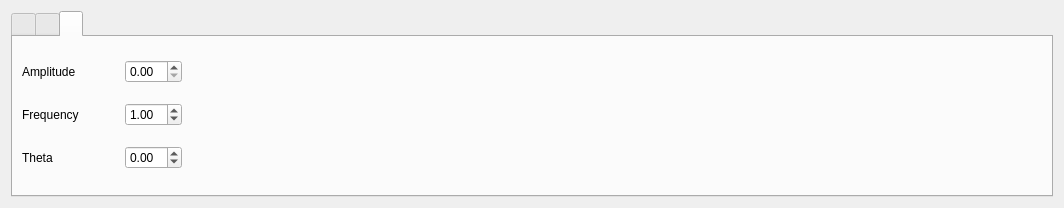
Above: src/gui/ec_gui/src/component/slider/wave_widget.ui from Advanced-Robotics-Facility/ecat-client-advr before the change. Below: the same form after it.
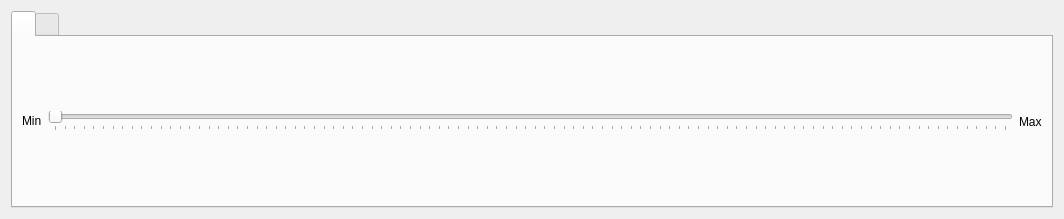
That is the form after the change. The open tabs and pages were chosen to show the change. Icons and pictures are not drawn.

Commit message: Added oscilloscope tab.

```diff
--- a/src/gui/ec_gui/src/component/slider/wave_widget.ui
+++ b/src/gui/ec_gui/src/component/slider/wave_widget.ui
@@ -7,7 +7,7 @@
     <x>0</x>
     <y>0</y>
     <width>1064</width>
-    <height>208</height>
+    <height>219</height>
    </rect>
   </property>
   <property name="sizePolicy">
@@ -64,8 +64,8 @@
          </property>
          <property name="iconSize">
           <size>
-           <width>60</width>
-           <height>60</height>
+           <width>70</width>
+           <height>50</height>
           </size>
          </property>
          <widget class="QWidget" name="tab_3">
@@ -362,252 +362,35 @@
             </layout>
            </item>
            <item>
-            <spacer name="horizontalSpacer">
-             <property name="orientation">
-              <enum>Qt::Horizontal</enum>
-             </property>
-             <property name="sizeType">
-              <enum>QSizePolicy::Expanding</enum>
-             </property>
-             <property name="sizeHint" stdset="0">
-              <size>
-               <width>100</width>
-               <height>20</height>
-              </size>
-             </property>
-            </spacer>
-           </item>
-          </layout>
-         </widget>
-         <widget class="QWidget" name="tab_5">
-          <attribute name="icon">
-           <iconset resource="../../ec_gui_start_resources.qrc">
-            <normaloff>:/icon/SquareWave.png</normaloff>:/icon/SquareWave.png</iconset>
-          </attribute>
-          <attribute name="title">
-           <string/>
-          </attribute>
-          <layout class="QHBoxLayout" name="horizontalLayout_6">
-           <item>
-            <layout class="QVBoxLayout" name="verticalLayout_3">
-             <property name="leftMargin">
+            <widget class="QTabWidget" name="tabWaveType">
+             <property name="currentIndex">
               <number>0</number>
              </property>
-             <item>
-              <layout class="QHBoxLayout" name="horizontalLayout_11">
-               <item>
-                <widget class="QLabel" name="label_6">
-                 <property name="maximumSize">
-                  <size>
-                   <width>100</width>
-                   <height>16777215</height>
-                  </size>
-                 </property>
-                 <property name="text">
-                  <string>Amplitude</string>
-                 </property>
-                </widget>
-               </item>
-               <item>
-                <spacer name="horizontalSpacer_12">
-                 <property name="orientation">
-                  <enum>Qt::Horizontal</enum>
-                 </property>
-                 <property name="sizeType">
-                  <enum>QSizePolicy::Fixed</enum>
-                 </property>
-                 <property name="sizeHint" stdset="0">
-                  <size>
-                   <width>40</width>
-                   <height>20</height>
-                  </size>
-                 </property>
-                </spacer>
-               </item>
-               <item>
-                <widget class="QDoubleSpinBox" name="Square_A">
-                 <property name="maximumSize">
-                  <size>
-                   <width>70</width>
-                   <height>16777215</height>
-                  </size>
-                 </property>
-                 <property name="singleStep">
-                  <double>0.010000000000000</double>
-                 </property>
-                </widget>
-               </item>
-               <item>
-                <spacer name="horizontalSpacer_5">
-                 <property name="orientation">
-                  <enum>Qt::Horizontal</enum>
-                 </property>
-                 <property name="sizeType">
-                  <enum>QSizePolicy::Fixed</enum>
-                 </property>
-                 <property name="sizeHint" stdset="0">
-                  <size>
-                   <width>120</width>
-                   <height>20</height>
-                  </size>
-                 </property>
-                </spacer>
-               </item>
-              </layout>
-             </item>
-             <item>
-              <layout class="QHBoxLayout" name="horizontalLayout_12">
-               <item>
-                <widget class="QLabel" name="label_5">
-                 <property name="maximumSize">
-                  <size>
-                   <width>100</width>
-                   <height>16777215</height>
-                  </size>
-                 </property>
-                 <property name="text">
-                  <string>Frequency</string>
-                 </property>
-                </widget>
-               </item>
-               <item>
-                <spacer name="horizontalSpacer_13">
-                 <property name="orientation">
-                  <enum>Qt::Horizontal</enum>
-                 </property>
-                 <property name="sizeType">
-                  <enum>QSizePolicy::Fixed</enum>
-                 </property>
-                 <property name="sizeHint" stdset="0">
-                  <size>
-                   <width>40</width>
-                   <height>20</height>
-                  </size>
-                 </property>
-                </spacer>
-               </item>
-               <item>
-                <widget class="QDoubleSpinBox" name="Square_F">
-                 <property name="maximumSize">
-                  <size>
-                   <width>70</width>
-                   <height>16777215</height>
-                  </size>
-                 </property>
-                 <property name="maximum">
-                  <double>10.000000000000000</double>
-                 </property>
-                 <property name="singleStep">
-                  <double>0.010000000000000</double>
-                 </property>
-                 <property name="value">
-                  <double>1.000000000000000</double>
-                 </property>
-                </widget>
-               </item>
-               <item>
-                <spacer name="horizontalSpacer_6">
-                 <property name="orientation">
-                  <enum>Qt::Horizontal</enum>
-                 </property>
-                 <property name="sizeType">
-                  <enum>QSizePolicy::Fixed</enum>
-                 </property>
-                 <property name="sizeHint" stdset="0">
-                  <size>
-                   <width>120</width>
-                   <height>20</height>
-                  </size>
-                 </property>
-                </spacer>
-               </item>
-              </layout>
-             </item>
-             <item>
-              <layout class="QHBoxLayout" name="horizontalLayout_13">
-               <item>
-                <widget class="QLabel" name="label_4">
-                 <property name="maximumSize">
-                  <size>
-                   <width>100</width>
-                   <height>16777215</height>
-                  </size>
-                 </property>
-                 <property name="text">
-                  <string>Theta</string>
-                 </property>
-                </widget>
-               </item>
-               <item>
-                <spacer name="horizontalSpacer_14">
-                 <property name="orientation">
-                  <enum>Qt::Horizontal</enum>
-                 </property>
-                 <property name="sizeType">
-                  <enum>QSizePolicy::Fixed</enum>
-                 </property>
-                 <property name="sizeHint" stdset="0">
-                  <size>
-                   <width>40</width>
-                   <height>20</height>
-                  </size>
-                 </property>
-                </spacer>
-               </item>
-               <item>
-                <widget class="QDoubleSpinBox" name="Square_T">
-                 <property name="maximumSize">
-                  <size>
-                   <width>70</width>
-                   <height>16777215</height>
-                  </size>
-                 </property>
-                 <property name="minimum">
-                  <double>-3.140000000000000</double>
-                 </property>
-                 <property name="maximum">
-                  <double>3.140000000000000</double>
-                 </property>
-                 <property name="singleStep">
-                  <double>0.010000000000000</double>
-                 </property>
-                </widget>
-               </item>
-               <item>
-                <spacer name="horizontalSpacer_11">
-                 <property name="orientation">
-                  <enum>Qt::Horizontal</enum>
-                 </property>
-                 <property name="sizeType">
-                  <enum>QSizePolicy::Fixed</enum>
-                 </property>
-                 <property name="sizeHint" stdset="0">
-                  <size>
-                   <width>120</width>
-                   <height>20</height>
-                  </size>
-                 </property>
-                </spacer>
-               </item>
-              </layout>
-             </item>
-            </layout>
-           </item>
-           <item>
-            <spacer name="horizontalSpacer_4">
-             <property name="orientation">
-              <enum>Qt::Horizontal</enum>
-             </property>
-             <property name="sizeType">
-              <enum>QSizePolicy::Expanding</enum>
-             </property>
-             <property name="sizeHint" stdset="0">
+             <property name="iconSize">
               <size>
-               <width>900</width>
-               <height>20</height>
+               <width>60</width>
+               <height>60</height>
               </size>
              </property>
-            </spacer>
+             <widget class="QWidget" name="tab_10">
+              <attribute name="icon">
+               <iconset resource="../../ec_gui_start_resources.qrc">
+                <normaloff>:/icon/SineWave.png</normaloff>:/icon/SineWave.png</iconset>
+              </attribute>
+              <attribute name="title">
+               <string/>
+              </attribute>
+             </widget>
+             <widget class="QWidget" name="tab_11">
+              <attribute name="icon">
+               <iconset resource="../../ec_gui_start_resources.qrc">
+                <normaloff>:/icon/SquareWave.png</normaloff>:/icon/SquareWave.png</iconset>
+              </attribute>
+              <attribute name="title">
+               <string/>
+              </attribute>
+             </widget>
+            </widget>
            </item>
           </layout>
          </widget>
```
Left out of the diff: 21 changed lines with no effect on the pictures. The commit also changes 4 other files.
